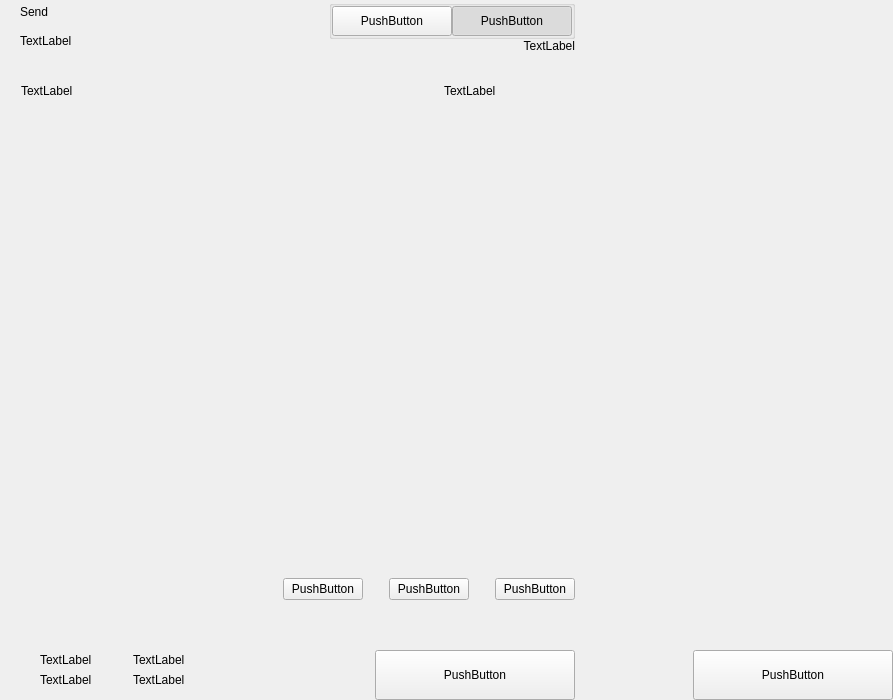
Qt form src/qt/vitae/forms/send.ui (VitaeTeam/Vitae) before a commit.
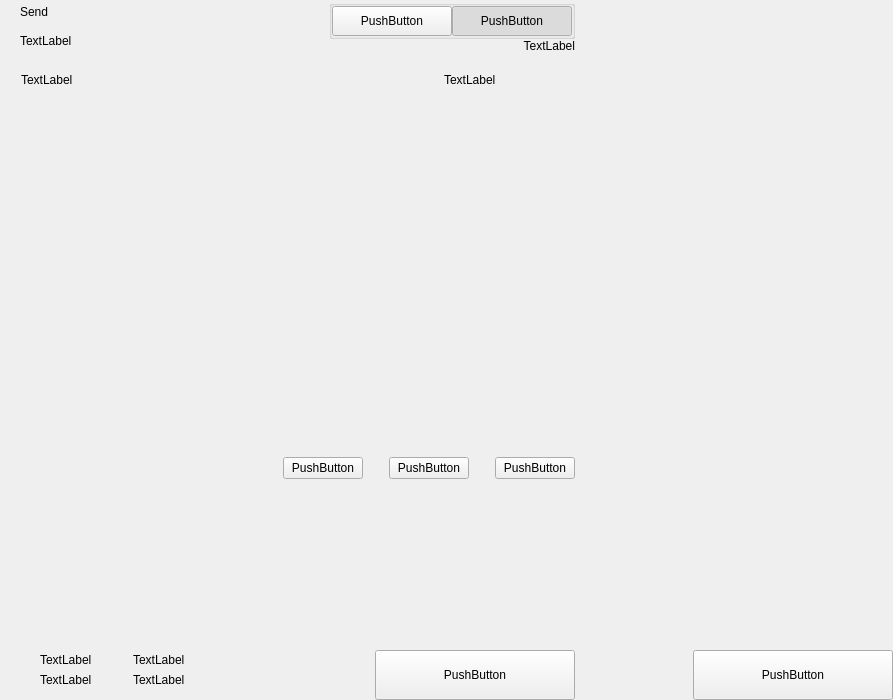
The same form after that commit. Custom widgets are drawn as their Qt base class.

Commit message: Style and layout changes

Diff of the .ui file:
```diff
--- a/src/qt/vitae/forms/send.ui
+++ b/src/qt/vitae/forms/send.ui
@@ -48,7 +48,7 @@
        <number>0</number>
       </property>
       <item>
-       <layout class="QVBoxLayout" name="verticalLayout_22" stretch="0,0,6,0,1,0,0,0">
+       <layout class="QVBoxLayout" name="verticalLayout_22" stretch="0,0,0,1,0,0,1,0">
         <property name="spacing">
          <number>0</number>
         </property>
@@ -272,7 +272,7 @@
           <property name="minimumSize">
            <size>
             <width>0</width>
-            <height>450</height>
+            <height>350</height>
            </size>
           </property>
           <property name="styleSheet">
```
The commit also changes 1 other file.
